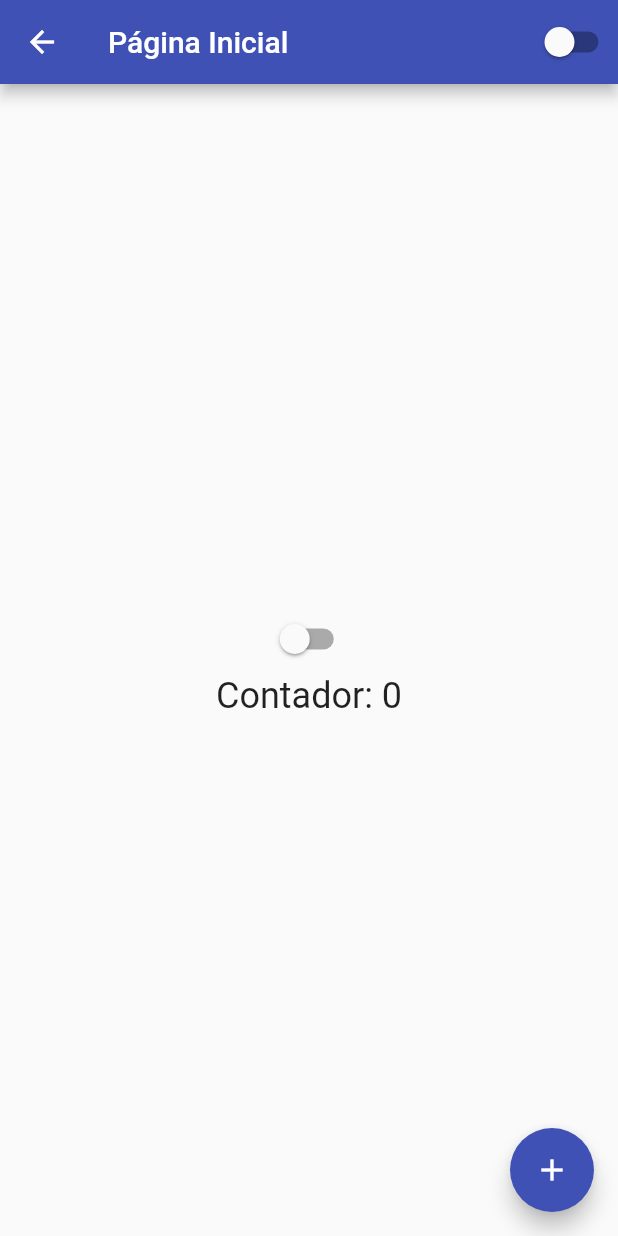
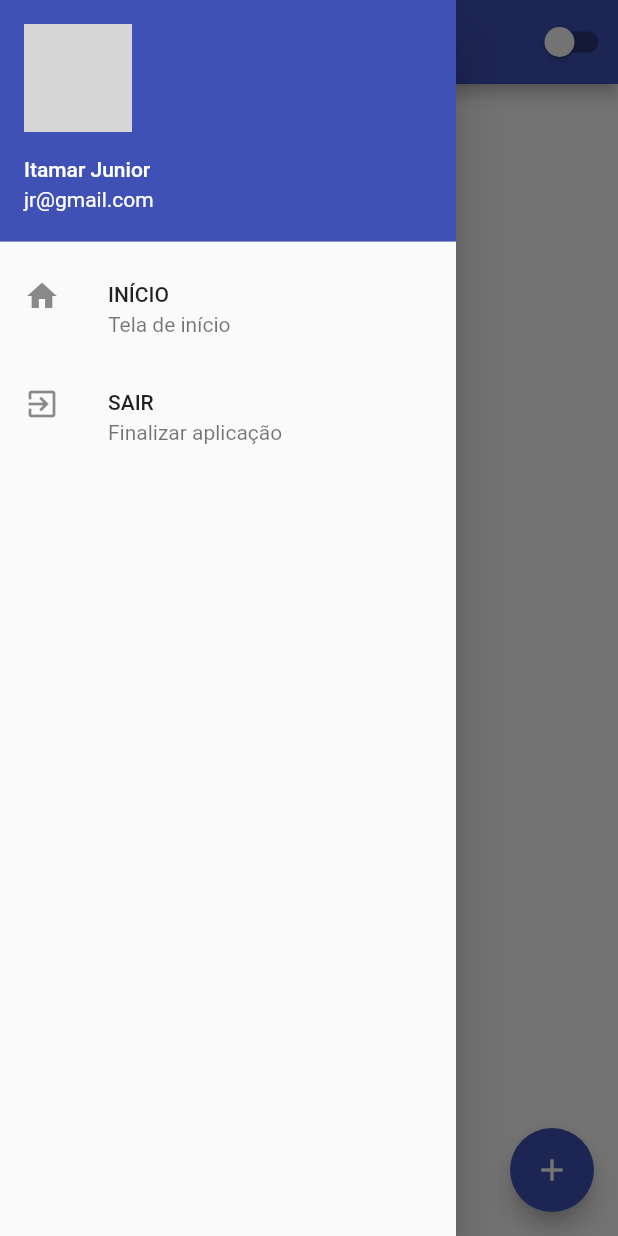
Before and after one commit to jrbytes/hello_world_flutter, a Flutter app: the HomePage screen opened by its route, with the side drawer open (before the commit the screen has no drawer), on a phone screen of 412 x 824 dp. Run offline on Flutter 3.47's test engine with Material 2 defaults, Android fonts, the phone set to English and light mode, and no system bars; network calls fail; grey boxes are pictures that could not be loaded.

Commit message:
added drawer menu to home page

```diff
--- a/lib/home_page.dart
+++ b/lib/home_page.dart
@@ -1,5 +1,6 @@
 import 'package:flutter/material.dart';
 import 'package:hello_world/app_controller.dart';
+import 'package:hello_world/login_page.dart';
 
 class HomePage extends StatefulWidget {
   @override
@@ -14,8 +15,38 @@ class HomePageState extends State<HomePage> {
   @override
   Widget build(BuildContext context) {
     return Scaffold(
+      drawer: Drawer(
+        child: Column(
+          children: [
+            UserAccountsDrawerHeader(
+              currentAccountPicture: ClipRRect(
+                borderRadius: BorderRadius.circular(40),
+                child: Image.network('https://github.com/jrbytes.png'),
+              ),
+              accountName: const Text('Itamar Junior'),
+              accountEmail: const Text('jr@gmail.com'),
+            ),
+            ListTile(
+              leading: const Icon(Icons.home),
+              title: const Text('INÍCIO'),
+              subtitle: const Text('Tela de início'),
+              onTap: () {
+                print('Home');
+              },
+            ),
+            ListTile(
+              leading: const Icon(Icons.exit_to_app),
+              title: const Text('SAIR'),
+              subtitle: const Text('Finalizar aplicação'),
+              onTap: () {
+                Navigator.of(context).pushReplacementNamed('/');
+              },
+            )
+          ],
+        ),
+      ),
       appBar: AppBar(
-        title: Text('Página Inicial'),
+        title: const Text('Página Inicial'),
         actions: [
           CustomSwitch(),
         ],
@@ -29,15 +60,15 @@ class HomePageState extends State<HomePage> {
             CustomSwitch(),
             Center(
               child: GestureDetector(
-                child:
-                    Text('Contador: $counter', style: TextStyle(fontSize: 24)),
+                child: Text('Contador: $counter',
+                    style: const TextStyle(fontSize: 24)),
               ),
             ),
           ],
         ),
       ),
       floatingActionButton: FloatingActionButton(
-        child: Icon(Icons.add),
+        child: const Icon(Icons.add),
         onPressed: () {
           setState(() {
             counter++;
```
Also changed, not shown: 2 other files.
